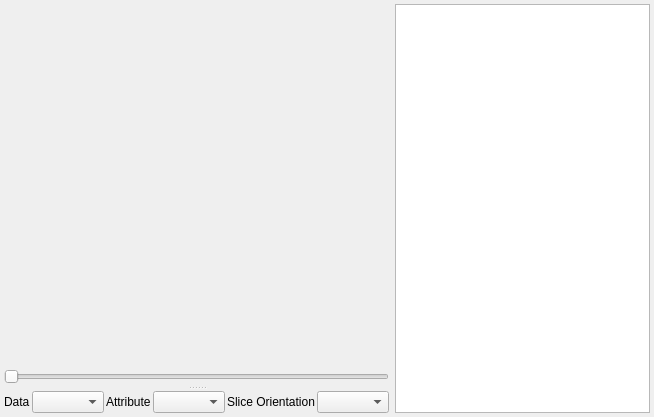
glue-viz/glue, file glue/qt/ui/imagewidget.ui: the form before one commit.
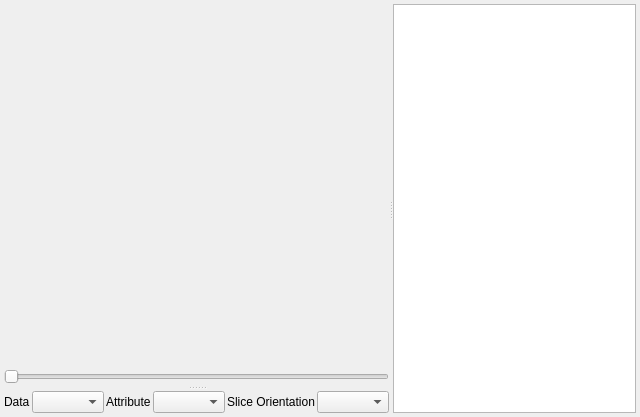
The form after the commit. Custom widgets are drawn as their Qt base class.

Patch:
```diff
--- a/glue/qt/ui/imagewidget.ui
+++ b/glue/qt/ui/imagewidget.ui
@@ -6,7 +6,7 @@
    <rect>
     <x>0</x>
     <y>0</y>
-    <width>654</width>
+    <width>640</width>
     <height>417</height>
    </rect>
   </property>
@@ -22,14 +22,19 @@
   <property name="windowTitle">
    <string>Form</string>
   </property>
-  <layout class="QHBoxLayout" name="horizontalLayout_6">
+  <layout class="QHBoxLayout" name="horizontalLayout_5">
    <property name="margin">
     <number>4</number>
    </property>
    <item>
-    <layout class="QHBoxLayout" name="horizontalLayout_5">
-     <item>
       <widget class="QSplitter" name="splitter">
+     <property name="midLineWidth">
+      <number>0</number>
+     </property>
+     <property name="orientation">
+      <enum>Qt::Horizontal</enum>
+     </property>
+     <widget class="QSplitter" name="splitter_2">
        <property name="sizePolicy">
         <sizepolicy hsizetype="Preferred" vsizetype="Preferred">
          <horstretch>0</horstretch>
@@ -196,11 +201,8 @@
         </layout>
        </widget>
       </widget>
-     </item>
-     <item>
       <widget class="LayerArtistView" name="artist_view"/>
-     </item>
-    </layout>
+    </widget>
    </item>
   </layout>
  </widget>
```
Lines whose indentation alone changed are shown as unchanged.
